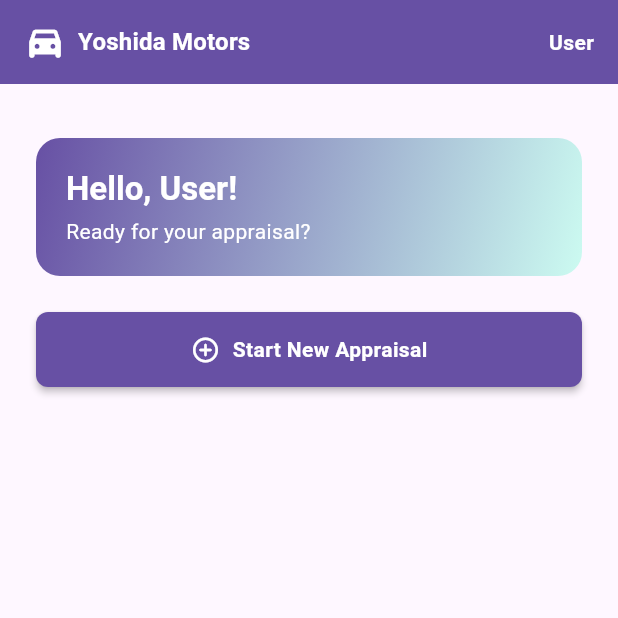
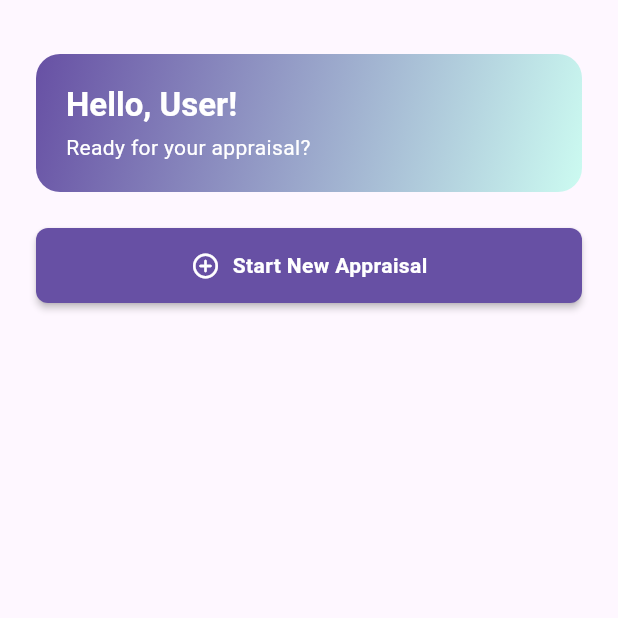
Before and after one commit to Rizz404/yoshida_motors_app, a Flutter app: the HomeScreen screen opened directly, on a phone screen of 412 x 824 dp, the top half of it. Run offline on Flutter 3.47's test engine with Material 3 defaults, Android fonts, the phone set to English and light mode, and no system bars; our stand-ins replace auto_route, bot_toast, cached_network_image, dio, equatable, file_picker and 19 more; missing offline and left inert: talker_dio_logger, talker_riverpod_logger; accounts and stored records are empty.

Commit message:
fix(routes): fix appbar and drawer replacement

```diff
--- a/lib/feature/appraisal/screens/camera_capture_screen.dart
+++ b/lib/feature/appraisal/screens/camera_capture_screen.dart
@@ -69,7 +69,10 @@ class _CameraCaptureScreenState extends ConsumerState<CameraCaptureScreen> {
       context: context,
       builder: (context) => AlertDialog(
         backgroundColor: context.colors.surface,
-        title: const AppText('Enter Category Name', style: AppTextStyle.titleSmall),
+        title: const AppText(
+          'Enter Category Name',
+          style: AppTextStyle.titleSmall,
+        ),
         content: FormBuilder(
           key: formKey,
           child: const AppTextField(
--- a/lib/feature/appraisal/screens/photo_category_screen.dart
+++ b/lib/feature/appraisal/screens/photo_category_screen.dart
@@ -167,7 +167,10 @@ class _PhotoCategoryScreenState extends ConsumerState<PhotoCategoryScreen> {
               Row(
                 mainAxisAlignment: MainAxisAlignment.spaceBetween,
                 children: [
-                  const AppText('Add New Photo', style: AppTextStyle.titleSmall),
+                  const AppText(
+                    'Add New Photo',
+                    style: AppTextStyle.titleSmall,
+                  ),
                   if (photos.length < 7)
                     IconButton(
                       onPressed: () {
--- a/lib/feature/home/screens/home_screen.dart
+++ b/lib/feature/home/screens/home_screen.dart
@@ -26,39 +26,7 @@ class HomeScreen extends ConsumerWidget {
     final latestAppraisal = latestAppraisalAsync.value?.appraisal;
 
     return Scaffold(
-      appBar: AppBar(
-        backgroundColor: context.colorScheme.primary,
-        automaticallyImplyLeading: false,
-        title: Row(
-          children: [
-            Icon(
-              Icons.directions_car_filled_rounded,
-              color: context.colors.textOnPrimary,
-              size: 28,
-            ),
-            const SizedBox(width: 8),
-            AppText(
-              'Yoshida Motors',
-              style: AppTextStyle.titleMedium,
-              fontWeight: FontWeight.bold,
-              color: context.colors.textOnPrimary,
-            ),
-          ],
-        ),
-        actions: [
-          Padding(
-            padding: const EdgeInsets.only(right: 16),
-            child: Center(
-              child: AppText(
-                userName,
-                style: AppTextStyle.bodyMedium,
-                fontWeight: FontWeight.w600,
-                color: context.colors.textOnPrimary,
-              ),
-            ),
-          ),
-        ],
-      ),
+      // * NOTE: AppBar dan Drawer sekarang di-handle oleh AppShellScreen (routes.dart)
       body: ScreenWrapper(
         child: RefreshIndicator(
           onRefresh: () => ref.refresh(latestAppraisalNotifierProvider.future),
--- a/lib/feature/user/screens/profile_screen.dart
+++ b/lib/feature/user/screens/profile_screen.dart
@@ -8,7 +8,6 @@ import 'package:car_rongsok_app/shared/widgets/app_button.dart';
 import 'package:car_rongsok_app/shared/widgets/app_loader_overlay.dart';
 import 'package:car_rongsok_app/shared/widgets/app_text.dart';
 import 'package:car_rongsok_app/shared/widgets/app_text_field.dart';
-import 'package:car_rongsok_app/shared/widgets/custom_app_bar.dart';
 import 'package:car_rongsok_app/shared/widgets/screen_wrapper.dart';
 import 'package:flutter/material.dart';
 import 'package:flutter_form_builder/flutter_form_builder.dart';
@@ -74,7 +73,7 @@ class _ProfileScreenState extends ConsumerState<ProfileScreen> {
 
     return AppLoaderOverlay(
       child: Scaffold(
-        appBar: const CustomAppBar(title: 'My Profile'),
+        // * NOTE: AppBar dan Drawer sekarang di-handle oleh AppShellScreen (routes.dart)
         body: profileAsync.when(
           loading: () => const Center(child: CircularProgressIndicator()),
           error: (e, _) => Center(
--- a/lib/shared/widgets/app_drawer.dart
+++ b/lib/shared/widgets/app_drawer.dart
@@ -18,6 +18,7 @@ class AppDrawer extends ConsumerWidget {
     final authState = ref.watch(authNotifierProvider);
 
     return Drawer(
+      shape: const RoundedRectangleBorder(borderRadius: BorderRadius.zero),
       child: authState.when(
         data: (state) {
           if (state.status != AuthStatus.authenticated) {
```
Also changed, not shown: lib/core/router/routes.dart (+46 -2 lines), lib/shared/widgets/custom_app_bar.dart (+18 -9 lines).
